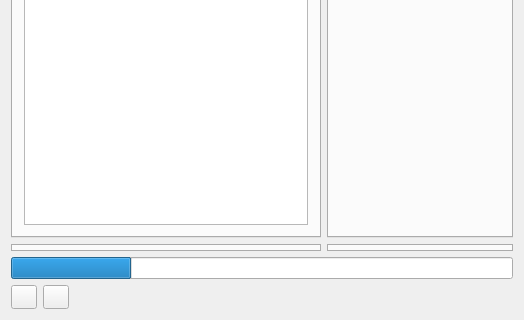
Before: the Qt Designer form mainwindow.ui in supertriodo/Arena-Tracker, drawn with Qt 5; both pictures show x 0 to 524 and y 235 to 555 of the 524 by 555 pixel window.
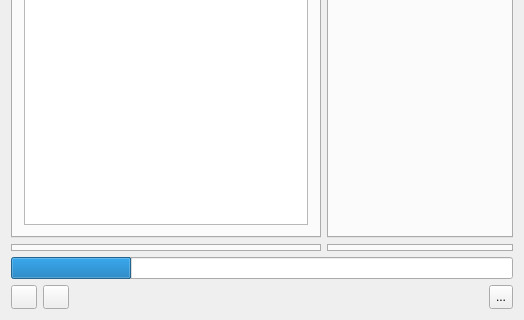
After: the same form once the commit is applied. Icons and pictures are not drawn.

Commit message: Add new Draft manual option in config Button. Add picks to deck while drafting. End from drafting when finding unknown cards after 29 picks.

Patch:
```diff
--- a/mainwindow.ui
+++ b/mainwindow.ui
@@ -675,6 +675,38 @@
         </property>
        </spacer>
       </item>
+      <item>
+       <widget class="QToolButton" name="toolButton">
+        <property name="maximumSize">
+         <size>
+          <width>35</width>
+          <height>26</height>
+         </size>
+        </property>
+        <property name="text">
+         <string>...</string>
+        </property>
+        <property name="icon">
+         <iconset resource="arenatracker.qrc">
+          <normaloff>:/Images/config.png</normaloff>:/Images/config.png</iconset>
+        </property>
+        <property name="iconSize">
+         <size>
+          <width>24</width>
+          <height>24</height>
+         </size>
+        </property>
+        <property name="popupMode">
+         <enum>QToolButton::InstantPopup</enum>
+        </property>
+        <property name="autoRaise">
+         <bool>false</bool>
+        </property>
+        <property name="arrowType">
+         <enum>Qt::NoArrow</enum>
+        </property>
+       </widget>
+      </item>
      </layout>
     </item>
    </layout>
```
The commit also changes 14 other files.
